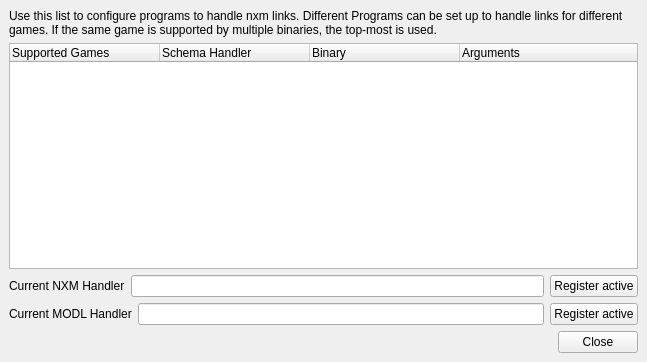
ModOrganizer2/modorganizer-nxmhandler, file src/handlerwindow.ui: the form before one commit.
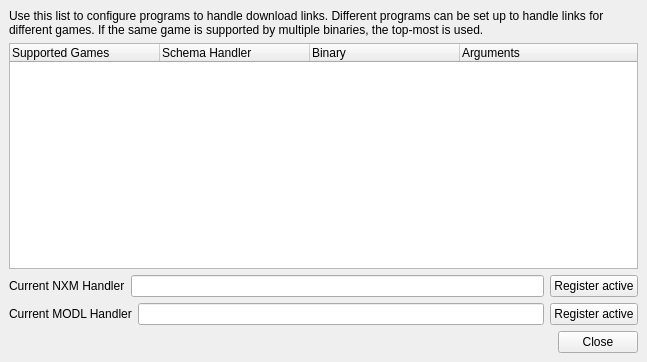
The form after the commit. Icons and pictures are not drawn. Custom widgets are drawn as their Qt base class.

Commit message: Bump version and rename app - We can decide if we want to rename the exe itself later

Diff of the .ui file:
```diff
--- a/src/handlerwindow.ui
+++ b/src/handlerwindow.ui
@@ -18,7 +18,7 @@
     <item>
      <widget class="QLabel" name="label">
       <property name="text">
-       <string>Use this list to configure programs to handle nxm links. Different Programs can be set up to handle links for different games. If the same game is supported by multiple binaries, the top-most is used.</string>
+       <string>Use this list to configure programs to handle download links. Different programs can be set up to handle links for different games. If the same game is supported by multiple binaries, the top-most is used.</string>
       </property>
       <property name="wordWrap">
        <bool>true</bool>
```
Left out of the diff: 2 changed lines with no effect on the pictures. The commit also changes 1 other file.
